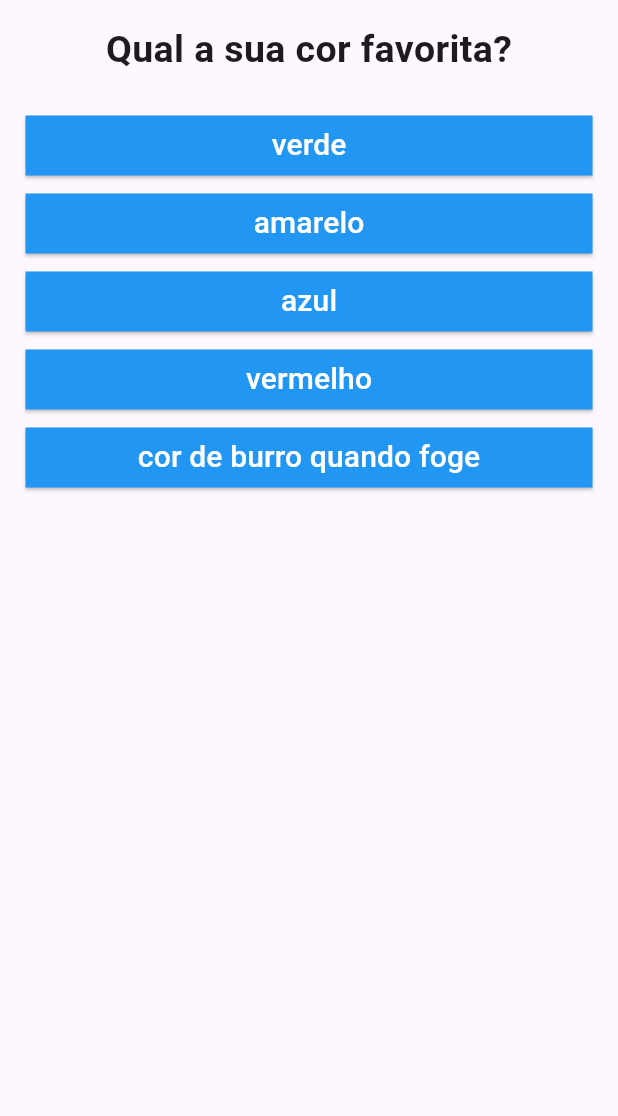
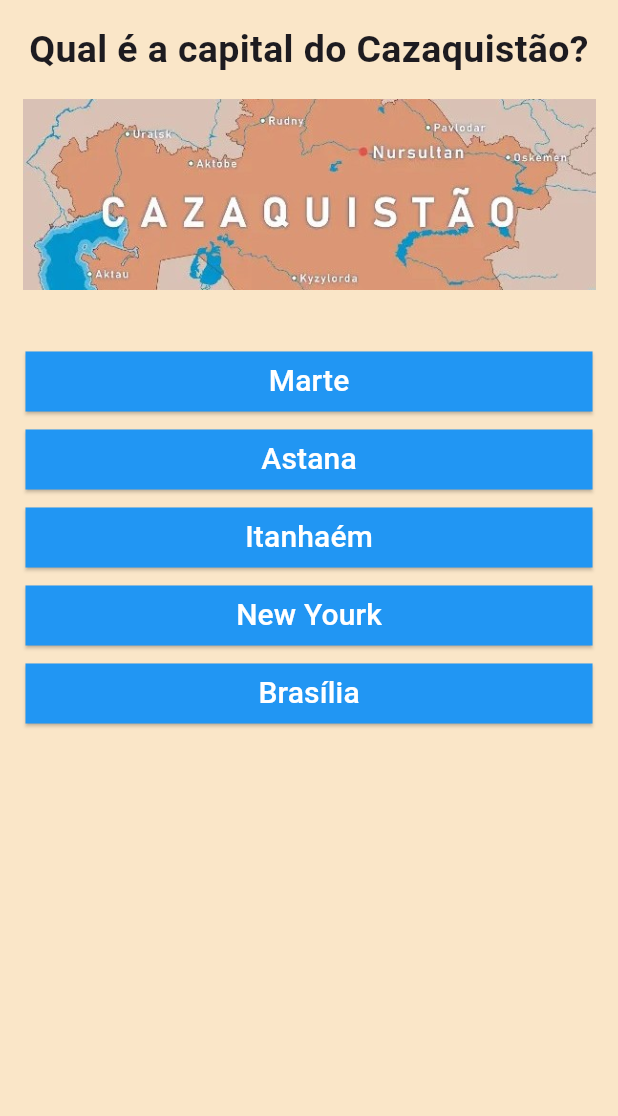
Before and after one commit to F-N-N/app-questoes, a Flutter app: the screen it shows after launch, on a phone screen of 412 x 824 dp, the part 120-1236 px from its top. Run offline on Flutter 3.47's test engine with Material 3 defaults, Android fonts, the phone set to English and light mode, and no system bars; our stand-ins replace google_fonts.

Commit message:
Final Update

```diff
--- a/lib/botoes.dart
+++ b/lib/botoes.dart
@@ -1,10 +1,16 @@
 import 'package:flutter/material.dart';
 
 class Botoes extends StatelessWidget{
-  const Botoes({required this.resp, required this.txt, super.key});
+  const Botoes({
+    required this.resp,
+    required this.txt,
+    required this.ponto,
+    super.key
+  });
 
-  final void Function(String) resp;
+  final void Function(String, int) resp;
   final String txt;
+  final int ponto;
 
   @override
   Widget build(BuildContext context) {
@@ -13,7 +19,7 @@ class Botoes extends StatelessWidget{
       child: SizedBox(
         width: double.infinity,
         child: ElevatedButton(
-          onPressed: () => resp(txt),
+          onPressed: () => resp(txt, ponto),
           style: ElevatedButton.styleFrom(
             backgroundColor: Colors.blue,
             foregroundColor: Colors.white,
--- a/lib/dados.dart
+++ b/lib/dados.dart
@@ -1,16 +1,41 @@
-import 'pergunta_respostas.dart';
+import './pergunta_respostas.dart';
 
 final List<PerguntaRespostas> perguntasRespostas = [
   PerguntaRespostas(
-    pergunta: 'Qual a sua cor favorita?',
-    respostas: ['verde', 'amarelo', 'azul', 'vermelho', 'cor de burro quando foge']
+    pergunta: 'Qual é a capital do Cazaquistão?',
+    imagem: 'cazaquistao.jpg',
+    respostas: [
+      {'r': 'Brasília', 'p': 0},
+      {'r': 'New Yourk', 'p': 0},
+      {'r': 'Itanhaém', 'p': 0},
+      {'r': 'Astana', 'p': 5},
+      {'r': 'Marte', 'p': 0},
+    ],
   ),
   PerguntaRespostas(
-      pergunta: 'Qual o seu animal favorito?',
-      respostas: ['gato', 'cão', 'ave', 'porco', 'Perry, o ornitorrinco']
+    pergunta: 'O que significa o ditado "Nem tudo que reluz é ouro!"?',
+    imagem: 'ouro.png',
+    respostas: [
+      {'r': 'A luz não é de ouro', 'p': 0},
+      {'r': 'Um vagalume não é de ouro', 'p': 0},
+      {'r': 'A Lua é de prata', 'p': 0},
+      {'r': 'Não vai chover amanhã', 'p': 0},
+      {'r': 'Não faço a menor ideia', 'p': 0},
+      {'r': 'Que nem tudo que reluz é ouro', 'p': 1},
+    ],
   ),
   PerguntaRespostas(
-      pergunta: 'Qual o seu time preferido?',
-      respostas: ['Palmeiras', 'Corinthians', 'São Paulo', 'Santos', 'Arranca Toco F.C.']
-  )
+    pergunta: 'Quem foi Igor Brown Swartzman?',
+    imagem: 'misterioso.jpg',
+    respostas: [
+      {'r': 'Um astronauta', 'p': 0},
+      {'r': 'Um escritor', 'p': 0},
+      {'r': 'Um músico', 'p': 0},
+      {'r': 'Um professor da Fatec', 'p': 0},
+      {'r': 'Um lunático', 'p': 0},
+      {'r': 'Ninguém', 'p': 4},
+      {'r': 'Um maquinista de trem', 'p': 0},
+      {'r': 'Presidente do Azerbaijão', 'p': 0},
+    ],
+  ),
 ];
--- a/lib/lista_perguntas.dart
+++ b/lib/lista_perguntas.dart
@@ -5,7 +5,7 @@ import './botoes.dart';
 class ListaPerguntas extends StatelessWidget{
   final int indicePergunta;
   final List<PerguntaRespostas> perguntas;
-  final void Function(String) responder;
+  final void Function(String, int) responder;
 
   const ListaPerguntas({
     super.key,
@@ -17,16 +17,29 @@ class ListaPerguntas extends StatelessWidget{
   @override
   Widget build(BuildContext context) {
     final perguntaAtual = perguntas[indicePergunta];
+    perguntaAtual.respostas.shuffle();
 
     return Column(
       children: [
         Text(
           perguntaAtual.pergunta,
+          textAlign: TextAlign.center,
           style: TextStyle(fontSize: 25, fontWeight: FontWeight.bold),
+        ),
+        Padding(
+          padding: const EdgeInsets.symmetric(vertical: 15),
+          child: Image.asset(
+            'assets/images/${perguntaAtual.imagem}',
+            width: double.infinity,
+          ),
         ),
         SizedBox(height: 20),
           ...perguntaAtual.respostas.map(
-                  (textoBotao) => Botoes(resp: responder, txt: textoBotao)
+                  (resposta) => Botoes(
+                      resp: responder,
+                      txt: resposta['r'],
+                      ponto: resposta['p']
+                  ),
         ),
       ],
     );
--- a/lib/main.dart
+++ b/lib/main.dart
@@ -2,6 +2,8 @@ import 'package:flutter/material.dart';
 import './dados.dart';
 import './lista_perguntas.dart';
 import './resultado.dart';
+
+import 'package:google_fonts/google_fonts.dart';
 
 void main() {
   runApp(MainApp());
@@ -12,6 +14,7 @@ class MainApp extends StatelessWidget {
   Widget build(BuildContext context){
     return MaterialApp(
       debugShowCheckedModeBanner: false,
+      theme: ThemeData(fontFamily: GoogleFonts.merriweatherSans().fontFamily),
       home: Home(),
     );
   }
@@ -26,10 +29,18 @@ class HomeState extends State<Home>{
   final dados = perguntasRespostas;
   List respostas = [];
   var indicePergunta = 0;
+  var totalPontos = 0;
 
-  void responder(String r){
+  @override
+  void initState(){
+    super.initState();
+    perguntasRespostas.shuffle();
+  }
+
+  void responder(String r, int ponto){
     String p = dados[indicePergunta].pergunta;
-    respostas.add({'pergunta': p, 'resposta': r});
+    respostas.add({'pergunta': p, 'resposta': r, 'ponto': ponto});
+    totalPontos += ponto;
     indicePergunta++;
     setState(() {});
   }
@@ -37,7 +48,9 @@ class HomeState extends State<Home>{
   void reiniciar(){
     setState(() {
       indicePergunta = 0;
+      totalPontos = 0;
       respostas = [];
+      perguntasRespostas.shuffle();
     });
   }
 
@@ -54,14 +67,16 @@ class HomeState extends State<Home>{
         backgroundColor: Colors.amber,
         toolbarHeight: 80,
       ),
-      body: Padding(
+      backgroundColor: Color.fromRGBO(250, 230, 200, 1),
+      body: ListView(
         padding: const EdgeInsets.all(15),
-        child: temPergunta ? ListaPerguntas(
+        children: [temPergunta ? ListaPerguntas(
             indicePergunta: indicePergunta,
             perguntas: dados,
             responder: responder,
-        )
-        : Resultado(respostas, reiniciar),
+          )
+          : Resultado(respostas, reiniciar, totalPontos),
+        ]
       ),
     );
   }
--- a/lib/pergunta_respostas.dart
+++ b/lib/pergunta_respostas.dart
@@ -1,9 +1,11 @@
 class PerguntaRespostas{
   final String pergunta;
-  final List<String> respostas;
+  final String imagem;
+  final List<Map<String, dynamic>> respostas;
 
   PerguntaRespostas({
     required this.pergunta,
+    required this.imagem,
     required this.respostas
   });
 }
--- a/pubspec.yaml
+++ b/pubspec.yaml
@@ -10,6 +10,9 @@ dependencies:
   flutter:
     sdk: flutter
 
+  cupertino_icons: ^1.0.8
+  google_fonts: ^6.3.3
+
 dev_dependencies:
   flutter_test:
     sdk: flutter
@@ -17,3 +20,6 @@ dev_dependencies:
 
 flutter:
   uses-material-design: true
+
+  assets:
+    - assets/images/
```
Also changed, not shown: lib/itens.dart (+9 -2 lines), lib/resultado.dart (+23 -3 lines), assets/images/cazaquistao.jpg (added), assets/images/misterioso.jpg (added), assets/images/ouro.png (added), pubspec.lock.
